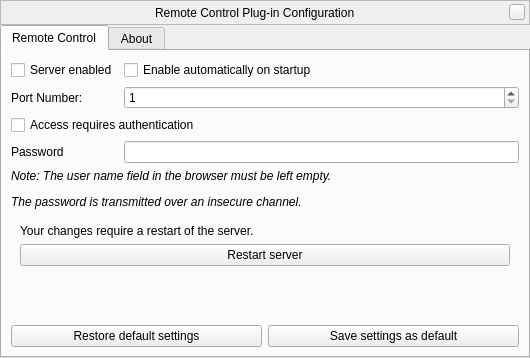
519984307/stellarium_src, file plugins/RemoteControl/src/gui/remoteControlDialog.ui: the form before one commit.
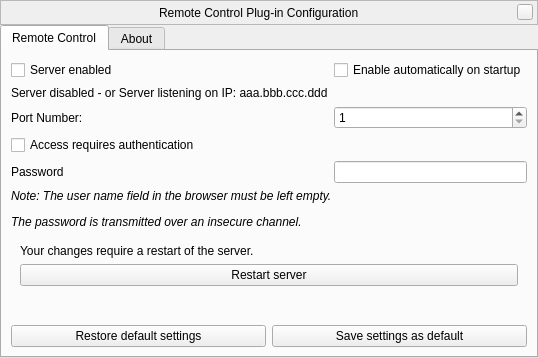
The form after the commit. Custom widgets are drawn as their Qt base class.

Commit message: Add IP info strings to config panels.

```diff
--- a/plugins/RemoteControl/src/gui/remoteControlDialog.ui
+++ b/plugins/RemoteControl/src/gui/remoteControlDialog.ui
@@ -145,7 +145,7 @@
        <string>Remote Control</string>
       </attribute>
       <layout class="QFormLayout" name="formLayout">
-       <item row="6" column="0">
+       <item row="7" column="0">
         <widget class="QLabel" name="label">
          <property name="text">
           <string>Port Number:</string>
@@ -155,7 +155,7 @@
          </property>
         </widget>
        </item>
-       <item row="13" column="0">
+       <item row="14" column="0">
         <spacer name="verticalSpacer_3">
          <property name="orientation">
           <enum>Qt::Vertical</enum>
@@ -168,7 +168,7 @@
          </property>
         </spacer>
        </item>
-       <item row="14" column="0" colspan="2">
+       <item row="15" column="0" colspan="2">
         <layout class="QHBoxLayout" name="horizontalLayout_7">
          <item>
           <widget class="QPushButton" name="restoreDefaultsButton">
@@ -198,14 +198,14 @@
          </item>
         </layout>
        </item>
-       <item row="7" column="0" colspan="2">
+       <item row="8" column="0" colspan="2">
         <widget class="QCheckBox" name="passwordCheckBox">
          <property name="text">
           <string>Access requires authentication</string>
          </property>
         </widget>
        </item>
-       <item row="8" column="0">
+       <item row="9" column="0">
         <widget class="QLabel" name="label_2">
          <property name="text">
           <string>Password</string>
@@ -215,10 +215,10 @@
          </property>
         </widget>
        </item>
-       <item row="8" column="1">
+       <item row="9" column="1">
         <widget class="QLineEdit" name="passwordEdit"/>
        </item>
-       <item row="9" column="0" colspan="2">
+       <item row="10" column="0" colspan="2">
         <widget class="QLabel" name="label_3">
          <property name="font">
           <font>
@@ -230,7 +230,7 @@
          </property>
         </widget>
        </item>
-       <item row="6" column="1">
+       <item row="7" column="1">
         <widget class="QSpinBox" name="portNumberSpinBox">
          <property name="minimum">
           <number>1</number>
@@ -240,7 +240,7 @@
          </property>
         </widget>
        </item>
-       <item row="11" column="0" colspan="2">
+       <item row="12" column="0" colspan="2">
         <widget class="QWidget" name="restartPanel" native="true">
          <layout class="QVBoxLayout" name="verticalLayout">
           <item>
@@ -277,6 +277,13 @@
          </property>
         </widget>
        </item>
+       <item row="6" column="0">
+        <widget class="QLabel" name="label_RemoteRunningState">
+         <property name="text">
+          <string>Server disabled - or Server listening on IP: aaa.bbb.ccc.ddd</string>
+         </property>
+        </widget>
+       </item>
       </layout>
      </widget>
      <widget class="QWidget" name="aboutTab">
```
The commit also changes 5 other files.
